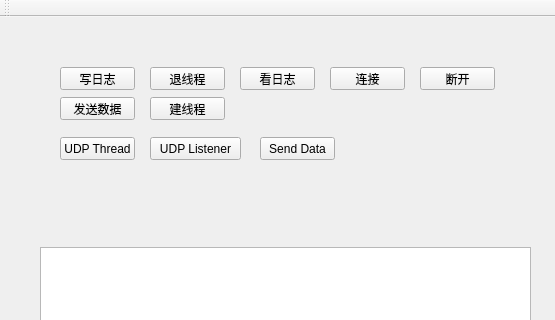
Anne081031/WinParkUI, file FuturePmsSolution/PlatformCentralClient/mainwindow.ui: the form before one commit; both pictures show x 0 to 555 and y 0 to 320 of the 555 by 557 pixel window.
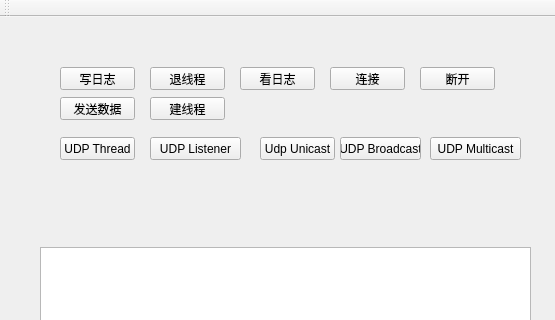
The form after the commit.

```diff
--- a/FuturePmsSolution/PlatformCentralClient/mainwindow.ui
+++ b/FuturePmsSolution/PlatformCentralClient/mainwindow.ui
@@ -161,7 +161,33 @@
      </rect>
     </property>
     <property name="text">
-     <string>Send Data</string>
+     <string>Udp Unicast</string>
+    </property>
+   </widget>
+   <widget class="QPushButton" name="pushButton_11">
+    <property name="geometry">
+     <rect>
+      <x>340</x>
+      <y>120</y>
+      <width>81</width>
+      <height>23</height>
+     </rect>
+    </property>
+    <property name="text">
+     <string>UDP Broadcast</string>
+    </property>
+   </widget>
+   <widget class="QPushButton" name="pushButton_12">
+    <property name="geometry">
+     <rect>
+      <x>430</x>
+      <y>120</y>
+      <width>91</width>
+      <height>23</height>
+     </rect>
+    </property>
+    <property name="text">
+     <string>UDP Multicast</string>
     </property>
    </widget>
   </widget>
```
